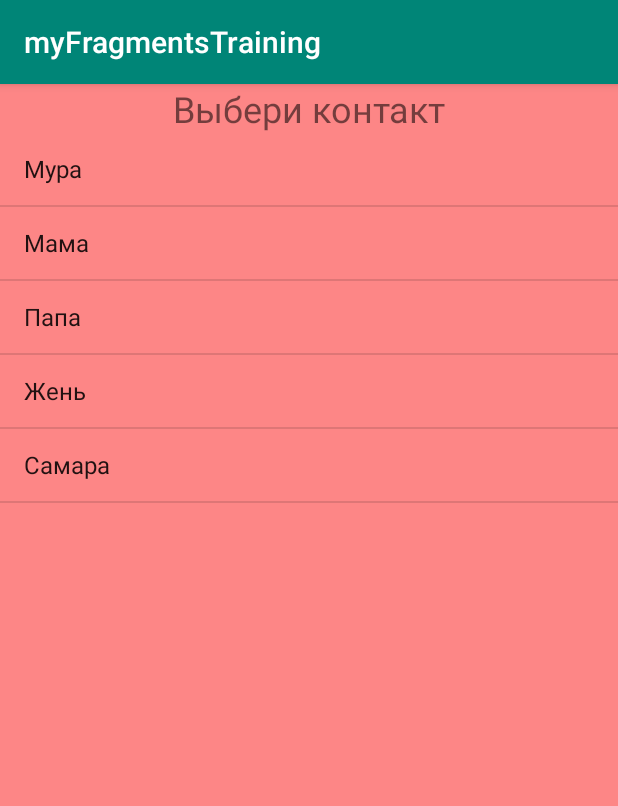
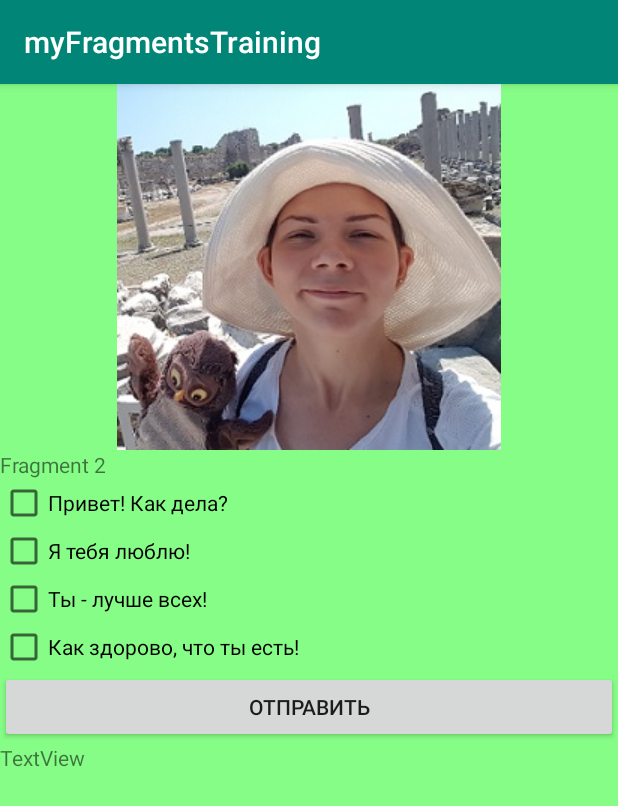
Before and after one commit to AnastasiaDro/myFragmentsTraining, an Android app: the screen it shows after launch (MainActivity), after a tap on "Мура", on a phone screen of 412 x 824 dp. Shown: the top 806 px of the screen. Run offline under Robolectric (Android 15) with nearby library versions, the phone set to English and light mode, and no system bars.

Commit message:
доделала все.ю пусть и спагетти-код. ура!

```diff
--- a/src/main/AndroidManifest.xml
+++ b/src/main/AndroidManifest.xml
@@ -9,7 +9,7 @@
         android:roundIcon="@mipmap/ic_launcher_round"
         android:supportsRtl="true"
         android:theme="@style/AppTheme">
-        <activity android:name=".MessageActivity"></activity>
+
         <activity android:name=".MainActivity">
             <intent-filter>
                 <action android:name="android.intent.action.MAIN" />
@@ -17,6 +17,7 @@
                 <category android:name="android.intent.category.LAUNCHER" />
             </intent-filter>
         </activity>
+        <activity android:name=".MessageActivity"></activity>
     </application>
 
 </manifest>
--- /dev/null
+++ b/src/main/java/com/mymur/myfragmentstraining/ContactsClass.java
@@ -0,0 +1,35 @@
+package com.mymur.myfragmentstraining;
+
+import android.content.Intent;
+import android.net.Uri;
+import java.util.ArrayList;
+
+public class ContactsClass {
+    ArrayList contacts;
+    String sendSmsToContact;
+
+
+    public ContactsClass() {
+    contacts = new ArrayList();
+    contacts.add("никто");
+    contacts.add("89680560408");
+    contacts.add("89184123685");
+    contacts.add("Papa");
+    sendSmsToContact = "";
+    }
+
+
+    public Intent sendToContact(int position, String smsText){
+        //задаём строчку для отправки сообщений
+        sendSmsToContact = "smsto:"+ contacts.get(position);
+        Intent smsSend = new Intent(Intent.ACTION_SENDTO);
+        //???делаем эту строчку ури???
+        smsSend.setData(Uri.parse(sendSmsToContact));
+        smsSend.putExtra("sms_body", smsText);
+
+        return smsSend;
+    }
+
+
+
+}
--- a/src/main/java/com/mymur/myfragmentstraining/Fragment1.java
+++ b/src/main/java/com/mymur/myfragmentstraining/Fragment1.java
@@ -3,26 +3,35 @@ package com.mymur.myfragmentstraining;
 import android.app.Activity;
 import android.content.Context;
 import android.content.Intent;
+import android.content.res.Configuration;
 import android.os.Bundle;
 import android.view.LayoutInflater;
 import android.view.View;
 import android.view.ViewGroup;
 import android.widget.ArrayAdapter;
+import android.widget.FrameLayout;
 import android.widget.LinearLayout;
 import android.widget.ListView;
 import android.widget.TextView;
 
 import androidx.fragment.app.Fragment;
+import androidx.fragment.app.FragmentManager;
 import androidx.fragment.app.FragmentTransaction;
 import androidx.fragment.app.ListFragment;
 
 public class Fragment1 extends ListFragment {
 
     int currentContact = 0; //текущий контакт
-    boolean isExistContactsFragment;
+//    boolean isExistContactsFragment;
+
+
 
     @Override
     public View onCreateView(LayoutInflater inflater, ViewGroup container, Bundle savedInstanceState) {
+
+        ArrayAdapter adapter = ArrayAdapter.createFromResource(getActivity(), R.array.Contacts, android.R.layout.simple_list_item_activated_1);
+        setListAdapter(adapter);
+        //Здесь создаём из ресурсов список городов (из массива)
 
         return inflater.inflate(R.layout.fragment1, container, false);
 
@@ -31,26 +40,23 @@ public class Fragment1 extends ListFragment {
     @Override
     public void onActivityCreated(Bundle savedInstanceState) {
         super.onActivityCreated(savedInstanceState);
+
+
+
         //чтобы показать список, надо задействовать адаптер
         //Такая конструкция работает для списков, например ListActivity
-        //Здесь создаём из ресурсов список городов (из массива)
-        ArrayAdapter adapter = ArrayAdapter.createFromResource(getActivity(), R.array.Contacts, android.R.layout.simple_list_item_activated_1);
-        setListAdapter(adapter);
+
+
 
         //Посмотрим, существует ли у нас рядом фрагмент 2, если ландскейп ориентация, то да
         //То есть истина ли, что рамка fragment2Frame не пуста
-        isExistContactsFragment = getActivity().findViewById(R.id.fragment2Frame) != null;
+//        isExistContactsFragment = getActivity().findViewById(R.id.fragment2Frame) != null;
 
 
         //если это повторное создание, то восстановим текущую позицию
-        if (savedInstanceState != null) {
-            currentContact = savedInstanceState.getInt("CurrentContact", 0);
-        }
-        //если ориентация ландскейп, т.е. если есть второй фрагмент на экране, то нарисуем его
-        if (isExistContactsFragment) {
-            getListView().setChoiceMode(ListView.CHOICE_MODE_SINGLE);
-            showMessages();
-        }
+//        if (savedInstanceState != null) {
+//            currentContact = savedInstanceState.getInt("CurrentContact", 0);
+//        }
 
     }
 
@@ -61,30 +67,30 @@ public class Fragment1 extends ListFragment {
         outState.putInt("CurrentContact", currentContact);
     }
 
-    private void showMessages() {
-        if (isExistContactsFragment) {
-            getListView().setItemChecked(currentContact, true);
-        //Проверим, что фрагмент с гербом существует в activity
-        Fragment2 detail = (Fragment2)getFragmentManager().findFragmentById(R.id.fragment_2);
-        //если существует и текущая позиция списка не совпадает с позицией картинки, выводим новый контакт
-        if (detail == null || detail.getIndex() != currentContact){
-            detail = Fragment2.create(currentContact);
+    //обработчик нажатия на элемент списка
+    @Override
+    public void onListItemClick(ListView listView, View view, int position, long id) {
+    //сохраняем в переменную текущего контактакта позицию списка на которую тыкнули
+        currentContact = position;
+        Bundle bundle = new Bundle();
+            bundle.putInt("CurrentContact", currentContact);
+            Fragment2 fragment2 = new Fragment2();
+            fragment2.setArguments(bundle);
+           FragmentManager fragmentManager = getFragmentManager();
+           FragmentTransaction ft = fragmentManager.beginTransaction();
+           if (getResources().getConfiguration().orientation == Configuration.ORIENTATION_PORTRAIT) {
+            ft.replace(R.id.fragment1Frame, fragment2);
+            //добавляём транзакцию в backstack, чтобы при нажатии клавиши назад возваращаться обратно к фрагментую ытьыть
+            ft.addToBackStack("back");
+           } else {
+               ft.replace(R.id.fragment1Frame, this);
+               ft.replace(R.id.fragment2Frame, fragment2);
+           }
 
-        //Выполняем транзакцию по замене фрагмента
-            FragmentTransaction fragmentTransaction = getFragmentManager().beginTransaction();
-            fragmentTransaction.replace(R.id.fragment_2, detail); //замена фрагмента
-            fragmentTransaction.setTransition(FragmentTransaction.TRANSIT_FRAGMENT_FADE);
-            fragmentTransaction.commit();
+        ft.commit();
+
+    }
 
 
-        } else {
-            //если рядом вывести нельзя, откроем ещё 1 активити
-            Intent intent = new Intent();
-            intent.setClass(getActivity(), MessageActivity.class);
-            intent.putExtra("index", currentContact);
-            startActivity(intent);
-        }
 
-        }
-    }
 }
--- a/src/main/java/com/mymur/myfragmentstraining/Fragment2.java
+++ b/src/main/java/com/mymur/myfragmentstraining/Fragment2.java
@@ -1,33 +1,113 @@
 package com.mymur.myfragmentstraining;
 
+import androidx.fragment.app.Fragment;
+import androidx.fragment.app.FragmentManager;
+import androidx.fragment.app.FragmentTransaction;
+
+import android.content.Intent;
+import android.content.res.Configuration;
+import android.content.res.TypedArray;
+import android.media.Image;
 import android.os.Bundle;
 import android.view.LayoutInflater;
+import android.view.Surface;
 import android.view.View;
 import android.view.ViewGroup;
-
-import androidx.fragment.app.Fragment;
-
-public class Fragment2 extends Fragment {
-
-    public static Fragment2 create(int index) {
-        Fragment2 fragment = new Fragment2();//создание
-
-        //передача параметра
-        Bundle args = new Bundle();
-        args.putInt("index", index);
-        fragment.setArguments(args);
-        return fragment;
-    }
+import android.widget.Button;
+import android.widget.CheckBox;
+import android.widget.ImageView;
+import android.widget.TextView;
 
 
 
+public class Fragment2 extends Fragment implements View.OnClickListener{
+
+    Integer position;
+    TextView testText;
+    ImageView imageView;
+    TypedArray imgArray;
+    Button sendBtn;
+    ContactsClass contactsClass;
+    String smsText;
+   CheckBox[]checkBoxArr;
+
+
+    View view;
+
     @Override
     public View onCreateView(LayoutInflater inflater, ViewGroup container, Bundle savedInstanceState){
-        return inflater.inflate(R.layout.fragment2, container, false);
+//        ImageView contactImage = new ImageView(getActivity());
+//        contactImage.findViewById(R.id.contactImage);
+//        //получить из ресурсов массив указателей на изображения контактов
+//        TypedArray imgs = getResources().obtainTypedArray(R.array.contactsimgs);
+//        //выбрать по индексу подходящий
+        imgArray = getResources().obtainTypedArray(R.array.contactsimgs);
+
+        position = getArguments().getInt("CurrentContact");
+//            if (getActivity().getResources().getConfiguration().orientation == Configuration.ORIENTATION_LANDSCAPE) {
+//                position = getArguments().getInt("CurrentContact");
+//                System.out.println("позиция" + position);
+//            }
+        view = inflater.inflate(R.layout.fragment2, container, false);
+
+        return view;
     }
 
     @Override
     public void onActivityCreated(Bundle savedInstanceState){
         super.onActivityCreated(savedInstanceState);
+        //imgArray = getResources().obtainTypedArray(R.array.contactsimgs);
+        imageView = getActivity().findViewById(R.id.contactImage);
+
+        contactsClass = new ContactsClass();
+        sendBtn =  (Button)view.findViewById(R.id.sendBtn);
+        sendBtn.setOnClickListener(this);
+        CheckBox helloCheckBox = view.findViewById(R.id.helloCheckBox);
+        CheckBox loveCheckBox = view.findViewById(R.id.loveCheckBox);
+        CheckBox betterCheckBox = view.findViewById(R.id.betterCheckBox);
+        CheckBox youAreCheckBox = view.findViewById(R.id.youAreCheckBox);
+        checkBoxArr = new CheckBox[] {helloCheckBox, loveCheckBox, betterCheckBox, youAreCheckBox };
+
+//                if (getActivity().getWindowManager().getDefaultDisplay().getRotation() == Surface.ROTATION_0) {
+//                    if (getActivity().getResources().getConfiguration().orientation == Configuration.ORIENTATION_PORTRAIT) {
+//                        position = getActivity().getIntent().getExtras().getInt("currentContact");
+//                    }
+
+
+         smsText = "";
+
+
+        testText =  getActivity().findViewById(R.id.testText);
+
+        try {
+            imageView.setImageResource(imgArray.getResourceId(position, 0));
+        } catch (NullPointerException e){
+            position = 0;
+
+
+        }
+
+        String posText = position.toString();
+    //    testText.setText(posText);
+
+      //Обработчик нажатия на кнопку sendBtn
+
+
+    }
+
+    @Override
+    public void onClick(View v) {
+        for (int i = 0; i < checkBoxArr.length; i++) {
+            System.out.println("длина массива" + checkBoxArr.length);
+            if (checkBoxArr[i].isChecked()){
+                System.out.println(checkBoxArr[i].getText().toString());
+                smsText=smsText.concat(checkBoxArr[i].getText().toString());
+
+            }
+        }
+
+        System.out.println(smsText);
+        startActivity(contactsClass.sendToContact(position, smsText));
+
     }
 }
--- a/src/main/java/com/mymur/myfragmentstraining/MainActivity.java
+++ b/src/main/java/com/mymur/myfragmentstraining/MainActivity.java
@@ -13,22 +13,32 @@ public class MainActivity extends AppCompatActivity {
 
     Fragment fragment1;
     Fragment fragment2;
+    //стартовая ориентация
 
     @Override
     protected void onCreate(Bundle savedInstanceState) {
         super.onCreate(savedInstanceState);
         setContentView(R.layout.activity_main);
 
+
         // получаем экземпляр FragmentTransaction
         FragmentManager fragmentManager = getSupportFragmentManager();
         FragmentTransaction fragmentTransaction = fragmentManager.beginTransaction();
 
+
+
+        //Ешё разок...
+        Bundle bundle = new Bundle();
+        bundle.putInt("CurrentContact", 0);
+
         fragment1 = new Fragment1();
-        fragmentTransaction.add(R.id.fragment1Frame, fragment1);
+        //за счет replace-ов удалось сделать так, чтобы фрагмент длобавллся не поверз,а очищал под собой и вставал
+        fragmentTransaction.replace(R.id.fragment1Frame, fragment1);
         //узнаем программно ориентацию и если она ландскейп, инициализируем второй фрагмент
         if (getResources().getConfiguration().orientation == Configuration.ORIENTATION_LANDSCAPE) {
             fragment2 = new Fragment2();
-            fragmentTransaction.add(R.id.fragment2Frame, fragment2);
+            fragment2.setArguments(bundle);
+            fragmentTransaction.replace(R.id.fragment2Frame, fragment2);
         }
         fragmentTransaction.commit();
 
--- a/src/main/java/com/mymur/myfragmentstraining/MessageActivity.java
+++ b/src/main/java/com/mymur/myfragmentstraining/MessageActivity.java
@@ -16,7 +16,7 @@ public class MessageActivity extends AppCompatActivity {
         super.onCreate(savedInstanceState);
         setContentView(R.layout.activity_message);
 
-        // получаем экземпляр FragmentTransaction
+  //       получаем экземпляр FragmentTransaction
         FragmentManager fragmentManager = getSupportFragmentManager();
         FragmentTransaction fragmentTransaction = fragmentManager.beginTransaction();
         fragment2 = new Fragment2();
--- a/src/main/res/layout/fragment2.xml
+++ b/src/main/res/layout/fragment2.xml
@@ -9,7 +9,7 @@
     android:background="#7700ff00">
 
     <ImageView
-        android:id="@+id/imageView2"
+        android:id="@+id/contactImage"
         android:layout_width="match_parent"
         android:layout_height="wrap_content"
         app:srcCompat="@drawable/who" />
@@ -25,25 +25,25 @@
         android:id="@+id/helloCheckBox"
         android:layout_width="match_parent"
         android:layout_height="wrap_content"
-        android:text="Привет! Как дела?" />
+        android:text="@string/helloCheckBox" />
 
     <CheckBox
-        android:id="@+id/loveChekBox"
+        android:id="@+id/loveCheckBox"
         android:layout_width="match_parent"
         android:layout_height="wrap_content"
-        android:text="Я тебя люблю!" />
+        android:text="@string/loveCheckBox" />
 
     <CheckBox
-        android:id="@+id/betterChekBox"
+        android:id="@+id/betterCheckBox"
         android:layout_width="match_parent"
         android:layout_height="wrap_content"
-        android:text="Ты - лучше всех!" />
+        android:text="@string/betterCheckBox" />
 
     <CheckBox
         android:id="@+id/youAreCheckBox"
         android:layout_width="match_parent"
         android:layout_height="wrap_content"
-        android:text="Как здорово, что ты есть!" />
+        android:text="@string/youAreCheckBox" />
 
     <Button
         android:id="@+id/sendBtn"
@@ -51,4 +51,10 @@
         android:layout_height="wrap_content"
         android:text="Отправить" />
 
+    <TextView
+        android:id="@+id/testText"
+        android:layout_width="match_parent"
+        android:layout_height="wrap_content"
+        android:text="TextView" />
+
 </LinearLayout>
--- /dev/null
+++ b/src/main/res/values/imgarray.xml
@@ -0,0 +1,11 @@
+<?xml version="1.0" encoding="utf-8"?>
+<resources>
+    <integer-array name="contactsimgs">
+        <item>@drawable/who</item>
+        <item>@drawable/mur</item>
+        <item>@drawable/mom</item>
+        <item>@drawable/pap</item>
+    </integer-array>
+
+
+</resources>
--- a/src/main/res/values/strings.xml
+++ b/src/main/res/values/strings.xml
@@ -5,11 +5,16 @@
     <string name="empty">Пустой список</string>
 
     <string-array name="Contacts">
+        <item>Никто</item>
         <item>Мура</item>
         <item>Мама</item>
         <item>Папа</item>
-        <item>Жень</item>
-        <item>Самара</item>
     </string-array>
 
+    <string name="helloCheckBox">Привет! Как дела? </string>
+    <string name="loveCheckBox">Я тебя люблю! </string>
+    <string name="betterCheckBox">Ты - лучше всех! </string>
+    <string name="youAreCheckBox">Как здорово, что ты есть!</string>
+
+
 </resources>
```
Also changed, not shown: src/main/res/drawable/mom.jpg (added), src/main/res/drawable/mur.jpg (added), src/main/res/drawable/pap.jpg (added).
